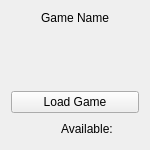
Old version of the form designer/Tile.ui in the repository HugheZ/Virtual_Tabletop.
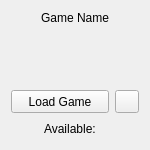
New version of the form. Icons and pictures are not drawn.

Commit message: Added menu button to tiles to allow for uploading/downloading/deleting

The edit to the form file:
```diff
--- a/designer/Tile.ui
+++ b/designer/Tile.ui
@@ -26,7 +26,70 @@
    <string>Tile</string>
   </property>
   <layout class="QGridLayout" name="gridLayout">
-   <item row="3" column="0">
+   <item row="0" column="0" colspan="5">
+    <widget class="QLabel" name="gameName">
+     <property name="sizePolicy">
+      <sizepolicy hsizetype="Preferred" vsizetype="Preferred">
+       <horstretch>0</horstretch>
+       <verstretch>0</verstretch>
+      </sizepolicy>
+     </property>
+     <property name="maximumSize">
+      <size>
+       <width>16777215</width>
+       <height>20</height>
+      </size>
+     </property>
+     <property name="text">
+      <string>Game Name</string>
+     </property>
+     <property name="alignment">
+      <set>Qt::AlignCenter</set>
+     </property>
+    </widget>
+   </item>
+   <item row="3" column="2">
+    <widget class="QLabel" name="availableLabel">
+     <property name="sizePolicy">
+      <sizepolicy hsizetype="Maximum" vsizetype="Preferred">
+       <horstretch>0</horstretch>
+       <verstretch>0</verstretch>
+      </sizepolicy>
+     </property>
+     <property name="text">
+      <string>Available:</string>
+     </property>
+    </widget>
+   </item>
+   <item row="3" column="4">
+    <widget class="QLabel" name="localAvailable">
+     <property name="enabled">
+      <bool>false</bool>
+     </property>
+     <property name="sizePolicy">
+      <sizepolicy hsizetype="Maximum" vsizetype="Maximum">
+       <horstretch>0</horstretch>
+       <verstretch>0</verstretch>
+      </sizepolicy>
+     </property>
+     <property name="maximumSize">
+      <size>
+       <width>20</width>
+       <height>20</height>
+      </size>
+     </property>
+     <property name="text">
+      <string/>
+     </property>
+     <property name="pixmap">
+      <pixmap resource="../resources.qrc">:/icons/stored-local.png</pixmap>
+     </property>
+     <property name="scaledContents">
+      <bool>true</bool>
+     </property>
+    </widget>
+   </item>
+   <item row="3" column="0" colspan="2">
     <spacer name="horizontalSpacer">
      <property name="orientation">
       <enum>Qt::Horizontal</enum>
@@ -39,34 +102,6 @@
      </property>
     </spacer>
    </item>
-   <item row="3" column="3">
-    <widget class="QLabel" name="localAvailable">
-     <property name="enabled">
-      <bool>false</bool>
-     </property>
-     <property name="sizePolicy">
-      <sizepolicy hsizetype="Maximum" vsizetype="Maximum">
-       <horstretch>0</horstretch>
-       <verstretch>0</verstretch>
-      </sizepolicy>
-     </property>
-     <property name="maximumSize">
-      <size>
-       <width>20</width>
-       <height>20</height>
-      </size>
-     </property>
-     <property name="text">
-      <string/>
-     </property>
-     <property name="pixmap">
-      <pixmap resource="../resources.qrc">:/icons/stored-local.png</pixmap>
-     </property>
-     <property name="scaledContents">
-      <bool>true</bool>
-     </property>
-    </widget>
-   </item>
    <item row="2" column="0" colspan="4">
     <widget class="QPushButton" name="loadButton">
      <property name="sizePolicy">
@@ -86,7 +121,7 @@
      </property>
     </widget>
    </item>
-   <item row="1" column="0" colspan="4">
+   <item row="1" column="0" colspan="5">
     <widget class="QLabel" name="gameImage">
      <property name="sizePolicy">
       <sizepolicy hsizetype="Preferred" vsizetype="Expanding">
@@ -105,29 +140,17 @@
      </property>
     </widget>
    </item>
-   <item row="0" column="0" colspan="4">
-    <widget class="QLabel" name="gameName">
-     <property name="sizePolicy">
-      <sizepolicy hsizetype="Preferred" vsizetype="Preferred">
-       <horstretch>0</horstretch>
-       <verstretch>0</verstretch>
-      </sizepolicy>
-     </property>
-     <property name="maximumSize">
-      <size>
-       <width>16777215</width>
-       <height>20</height>
-      </size>
-     </property>
+   <item row="2" column="4">
+    <widget class="QToolButton" name="changeGameActions">
      <property name="text">
-      <string>Game Name</string>
+      <string/>
      </property>
-     <property name="alignment">
-      <set>Qt::AlignCenter</set>
+     <property name="popupMode">
+      <enum>QToolButton::InstantPopup</enum>
      </property>
     </widget>
    </item>
-   <item row="3" column="2">
+   <item row="3" column="3">
     <widget class="QLabel" name="cloudAvailable">
      <property name="enabled">
       <bool>false</bool>
@@ -155,19 +178,6 @@
      </property>
     </widget>
    </item>
-   <item row="3" column="1">
-    <widget class="QLabel" name="availableLabel">
-     <property name="sizePolicy">
-      <sizepolicy hsizetype="Maximum" vsizetype="Preferred">
-       <horstretch>0</horstretch>
-       <verstretch>0</verstretch>
-      </sizepolicy>
-     </property>
-     <property name="text">
-      <string>Available:</string>
-     </property>
-    </widget>
-   </item>
   </layout>
  </widget>
  <resources>
```
The commit also changes 2 other files.
